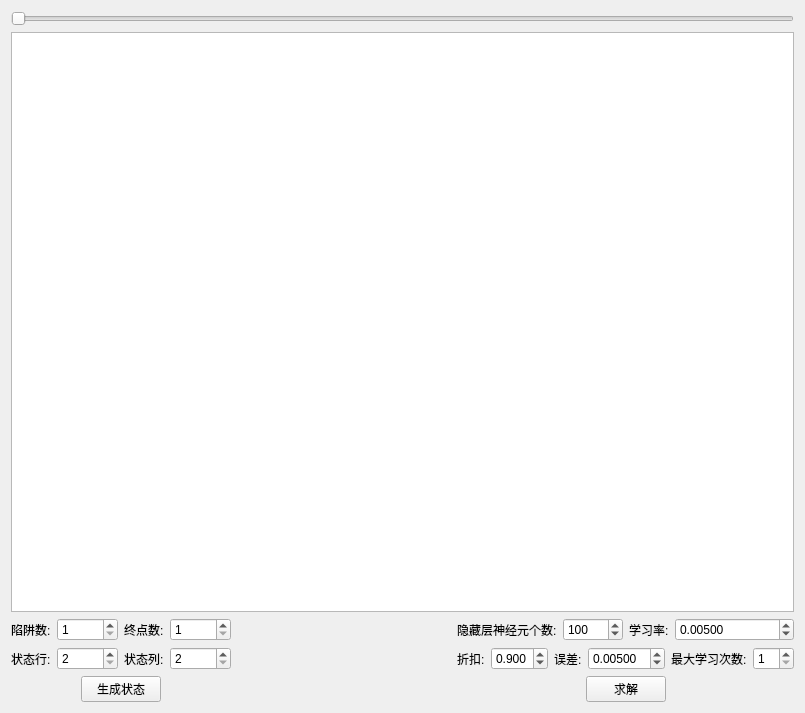
First picture: the form in deep_q_network/deep_q_network.ui, repository purundong/deep_q_network1, before the edit.
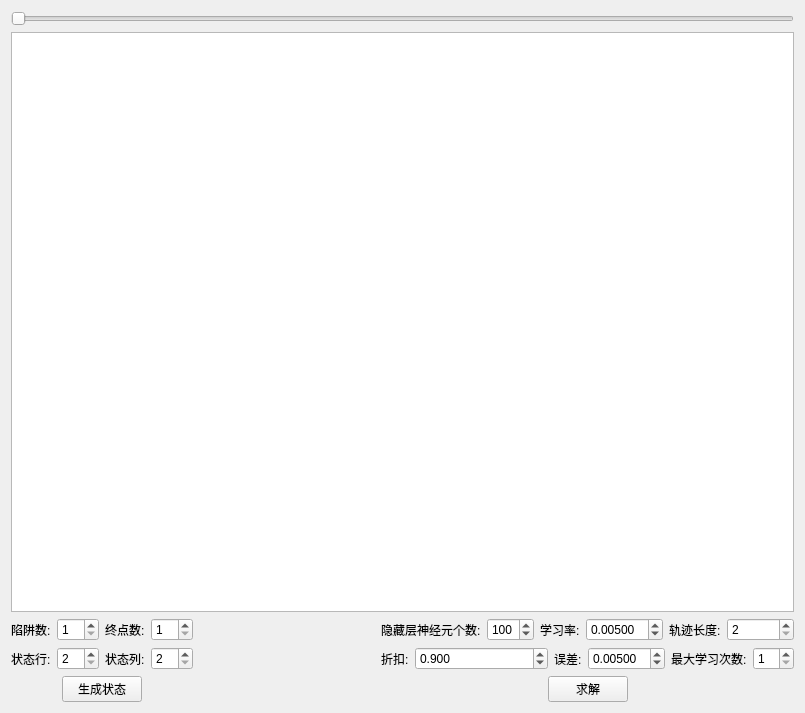
Second picture: the form after the edit.

The edit to the form file:
```diff
--- a/deep_q_network/deep_q_network.ui
+++ b/deep_q_network/deep_q_network.ui
@@ -209,6 +209,27 @@
            </item>
           </layout>
          </item>
+         <item>
+          <layout class="QHBoxLayout" name="horizontalLayout_16">
+           <item>
+            <widget class="QLabel" name="label_10">
+             <property name="text">
+              <string>轨迹长度:</string>
+             </property>
+            </widget>
+           </item>
+           <item>
+            <widget class="QSpinBox" name="spinBox_step_count">
+             <property name="minimum">
+              <number>2</number>
+             </property>
+             <property name="maximum">
+              <number>100000000</number>
+             </property>
+            </widget>
+           </item>
+          </layout>
+         </item>
         </layout>
        </item>
        <item>
```
